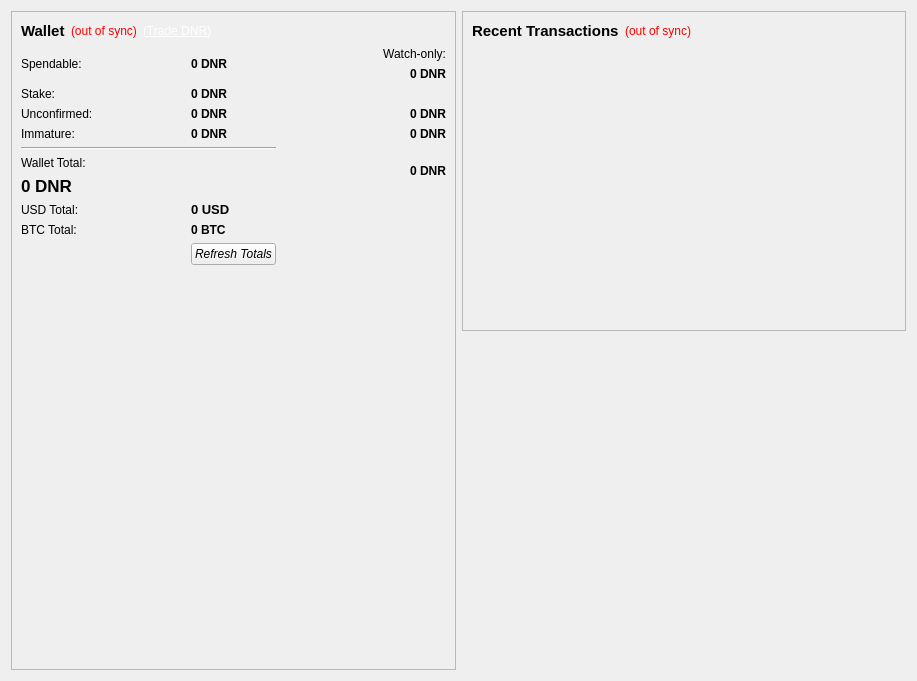
This is src/qt/forms/overviewpage.ui in metaspartan/denarius as Qt 5 draws it before an edit. The edited form follows.
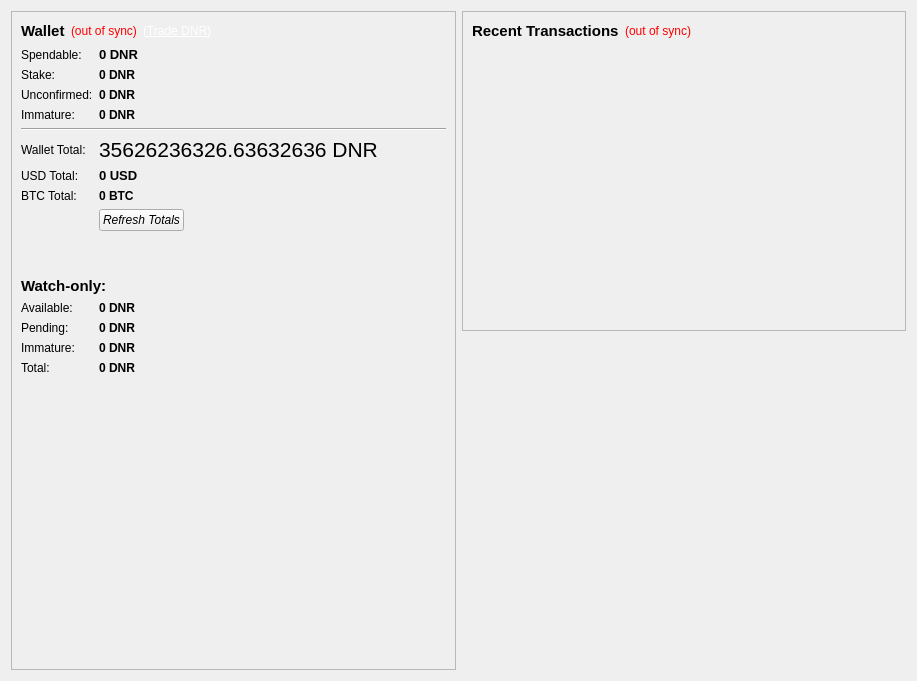
This is the edited form. Icons and pictures are not drawn.

```diff
--- a/src/qt/forms/overviewpage.ui
+++ b/src/qt/forms/overviewpage.ui
@@ -24,8 +24,21 @@
        <property name="frameShadow">
         <enum>QFrame::Raised</enum>
        </property>
-       <layout class="QVBoxLayout" name="verticalLayout_4">
-        <item>
+       <layout class="QGridLayout" name="gridLayout_2">
+        <item row="2" column="0">
+         <spacer name="verticalSpacer">
+          <property name="orientation">
+           <enum>Qt::Vertical</enum>
+          </property>
+          <property name="sizeHint" stdset="0">
+           <size>
+            <width>20</width>
+            <height>40</height>
+           </size>
+          </property>
+         </spacer>
+        </item>
+        <item row="0" column="0">
          <layout class="QHBoxLayout" name="horizontalLayout_4">
           <item>
            <widget class="QLabel" name="label_5">
@@ -85,23 +98,15 @@
           </item>
          </layout>
         </item>
-        <item>
+        <item row="1" column="0">
          <layout class="QGridLayout" name="gridLayout">
-          <property name="leftMargin">
-           <number>0</number>
-          </property>
-          <property name="rightMargin">
-           <number>0</number>
-          </property>
-          <property name="horizontalSpacing">
-           <number>6</number>
-          </property>
-          <item row="0" column="1" rowspan="2">
-           <widget class="QLabel" name="labelBalance">
+          <item row="5" column="1">
+           <widget class="QLabel" name="labelTotal">
             <property name="font">
              <font>
-              <weight>75</weight>
-              <bold>true</bold>
+              <pointsize>16</pointsize>
+              <weight>50</weight>
+              <bold>false</bold>
              </font>
             </property>
             <property name="cursor">
@@ -111,193 +116,7 @@
              <string>Your current spendable balance</string>
             </property>
             <property name="text">
-             <string notr="true">0 DNR</string>
-            </property>
-            <property name="textInteractionFlags">
-             <set>Qt::LinksAccessibleByMouse|Qt::TextSelectableByKeyboard|Qt::TextSelectableByMouse</set>
-            </property>
-           </widget>
-          </item>
-          <item row="2" column="0">
-           <widget class="QLabel" name="stakelabel">
-            <property name="text">
-             <string>Stake:</string>
-            </property>
-           </widget>
-          </item>
-          <item row="0" column="0" rowspan="2">
-           <widget class="QLabel" name="label">
-            <property name="text">
-             <string>Spendable:</string>
-            </property>
-           </widget>
-          </item>
-          <item row="1" column="2">
-           <widget class="QLabel" name="labelWatchAvailable">
-            <property name="font">
-             <font>
-              <weight>75</weight>
-              <bold>true</bold>
-             </font>
-            </property>
-            <property name="cursor">
-             <cursorShape>IBeamCursor</cursorShape>
-            </property>
-            <property name="toolTip">
-             <string>Your current balance in watch-only addresses</string>
-            </property>
-            <property name="text">
-             <string notr="true">0 DNR</string>
-            </property>
-            <property name="alignment">
-             <set>Qt::AlignRight|Qt::AlignTrailing|Qt::AlignVCenter</set>
-            </property>
-            <property name="textInteractionFlags">
-             <set>Qt::LinksAccessibleByMouse|Qt::TextSelectableByKeyboard|Qt::TextSelectableByMouse</set>
-            </property>
-           </widget>
-          </item>
-          <item row="0" column="2">
-           <widget class="QLabel" name="labelWatchonly">
-            <property name="text">
-             <string>Watch-only:</string>
-            </property>
-            <property name="alignment">
-             <set>Qt::AlignRight|Qt::AlignTrailing|Qt::AlignVCenter</set>
-            </property>
-           </widget>
-          </item>
-          <item row="3" column="0">
-           <widget class="QLabel" name="unconfirmedlabeltxt">
-            <property name="text">
-             <string>Unconfirmed:</string>
-            </property>
-           </widget>
-          </item>
-          <item row="3" column="1">
-           <widget class="QLabel" name="labelUnconfirmed">
-            <property name="font">
-             <font>
-              <weight>75</weight>
-              <bold>true</bold>
-             </font>
-            </property>
-            <property name="cursor">
-             <cursorShape>IBeamCursor</cursorShape>
-            </property>
-            <property name="toolTip">
-             <string>Total of transactions that have yet to be confirmed, and do not yet count toward the current balance</string>
-            </property>
-            <property name="text">
-             <string notr="true">0 DNR</string>
-            </property>
-            <property name="textInteractionFlags">
-             <set>Qt::LinksAccessibleByMouse|Qt::TextSelectableByKeyboard|Qt::TextSelectableByMouse</set>
-            </property>
-           </widget>
-          </item>
-          <item row="3" column="2">
-           <widget class="QLabel" name="labelWatchPending">
-            <property name="font">
-             <font>
-              <weight>75</weight>
-              <bold>true</bold>
-             </font>
-            </property>
-            <property name="cursor">
-             <cursorShape>IBeamCursor</cursorShape>
-            </property>
-            <property name="toolTip">
-             <string>Unconfirmed transactions to watch-only addresses</string>
-            </property>
-            <property name="text">
-             <string notr="true">0 DNR</string>
-            </property>
-            <property name="alignment">
-             <set>Qt::AlignRight|Qt::AlignTrailing|Qt::AlignVCenter</set>
-            </property>
-            <property name="textInteractionFlags">
-             <set>Qt::LinksAccessibleByMouse|Qt::TextSelectableByKeyboard|Qt::TextSelectableByMouse</set>
-            </property>
-           </widget>
-          </item>
-          <item row="4" column="0">
-           <widget class="QLabel" name="labelImmatureText">
-            <property name="text">
-             <string>Immature:</string>
-            </property>
-           </widget>
-          </item>
-          <item row="4" column="1">
-           <widget class="QLabel" name="labelImmature">
-            <property name="font">
-             <font>
-              <weight>75</weight>
-              <bold>true</bold>
-             </font>
-            </property>
-            <property name="toolTip">
-             <string>Mined balance that has not yet matured</string>
-            </property>
-            <property name="text">
-             <string notr="true">0 DNR</string>
-            </property>
-            <property name="textInteractionFlags">
-             <set>Qt::LinksAccessibleByMouse|Qt::TextSelectableByKeyboard|Qt::TextSelectableByMouse</set>
-            </property>
-           </widget>
-          </item>
-          <item row="4" column="2">
-           <widget class="QLabel" name="labelWatchImmature">
-            <property name="font">
-             <font>
-              <weight>75</weight>
-              <bold>true</bold>
-             </font>
-            </property>
-            <property name="cursor">
-             <cursorShape>IBeamCursor</cursorShape>
-            </property>
-            <property name="toolTip">
-             <string>Mined balance in watch-only addresses that has not yet matured</string>
-            </property>
-            <property name="text">
-             <string notr="true">0 DNR</string>
-            </property>
-            <property name="alignment">
-             <set>Qt::AlignRight|Qt::AlignTrailing|Qt::AlignVCenter</set>
-            </property>
-            <property name="textInteractionFlags">
-             <set>Qt::LinksAccessibleByMouse|Qt::TextSelectableByKeyboard|Qt::TextSelectableByMouse</set>
-            </property>
-           </widget>
-          </item>
-          <item row="5" column="0" colspan="2">
-           <widget class="Line" name="line">
-            <property name="orientation">
-             <enum>Qt::Horizontal</enum>
-            </property>
-           </widget>
-          </item>
-          <item row="5" column="2" rowspan="3">
-           <widget class="QLabel" name="labelWatchTotal">
-            <property name="font">
-             <font>
-              <weight>75</weight>
-              <bold>true</bold>
-             </font>
-            </property>
-            <property name="cursor">
-             <cursorShape>IBeamCursor</cursorShape>
-            </property>
-            <property name="toolTip">
-             <string>Current total balance in watch-only addresses</string>
-            </property>
-            <property name="text">
-             <string notr="true">0 DNR</string>
-            </property>
-            <property name="alignment">
-             <set>Qt::AlignRight|Qt::AlignTrailing|Qt::AlignVCenter</set>
+             <string notr="true">35626236326.63632636 DNR</string>
             </property>
             <property name="textInteractionFlags">
              <set>Qt::LinksAccessibleByMouse|Qt::TextSelectableByKeyboard|Qt::TextSelectableByMouse</set>
@@ -305,43 +124,13 @@
            </widget>
           </item>
           <item row="8" column="0">
-           <widget class="QLabel" name="usdtotal">
-            <property name="text">
-             <string>USD Total:</string>
-            </property>
-           </widget>
-          </item>
-          <item row="8" column="1">
-           <widget class="QLabel" name="labelUSDTotal">
-            <property name="font">
-             <font>
-              <pointsize>10</pointsize>
-              <weight>75</weight>
-              <bold>true</bold>
-             </font>
-            </property>
-            <property name="cursor">
-             <cursorShape>IBeamCursor</cursorShape>
-            </property>
-            <property name="toolTip">
-             <string>Your current total balance estimated in USD, Rate is not updated often</string>
-            </property>
-            <property name="text">
-             <string>0 USD</string>
-            </property>
-            <property name="textInteractionFlags">
-             <set>Qt::LinksAccessibleByMouse|Qt::TextSelectableByKeyboard|Qt::TextSelectableByMouse</set>
-            </property>
-           </widget>
-          </item>
-          <item row="9" column="0">
            <widget class="QLabel" name="btctotal">
             <property name="text">
              <string>BTC Total:</string>
             </property>
            </widget>
           </item>
-          <item row="9" column="1">
+          <item row="8" column="1" colspan="2">
            <widget class="QLabel" name="labelBTCTotal">
             <property name="font">
              <font>
@@ -363,7 +152,53 @@
             </property>
            </widget>
           </item>
-          <item row="10" column="1">
+          <item row="0" column="1" colspan="2">
+           <widget class="QLabel" name="labelBalance">
+            <property name="font">
+             <font>
+              <pointsize>10</pointsize>
+              <weight>75</weight>
+              <bold>true</bold>
+             </font>
+            </property>
+            <property name="cursor">
+             <cursorShape>IBeamCursor</cursorShape>
+            </property>
+            <property name="toolTip">
+             <string>Your current spendable balance</string>
+            </property>
+            <property name="text">
+             <string notr="true">0 DNR</string>
+            </property>
+            <property name="textInteractionFlags">
+             <set>Qt::LinksAccessibleByMouse|Qt::TextSelectableByKeyboard|Qt::TextSelectableByMouse</set>
+            </property>
+           </widget>
+          </item>
+          <item row="7" column="1" colspan="2">
+           <widget class="QLabel" name="labelUSDTotal">
+            <property name="font">
+             <font>
+              <pointsize>10</pointsize>
+              <weight>75</weight>
+              <bold>true</bold>
+             </font>
+            </property>
+            <property name="cursor">
+             <cursorShape>IBeamCursor</cursorShape>
+            </property>
+            <property name="toolTip">
+             <string>Your current total balance estimated in USD, Rate is not updated often</string>
+            </property>
+            <property name="text">
+             <string>0 USD</string>
+            </property>
+            <property name="textInteractionFlags">
+             <set>Qt::LinksAccessibleByMouse|Qt::TextSelectableByKeyboard|Qt::TextSelectableByMouse</set>
+            </property>
+           </widget>
+          </item>
+          <item row="9" column="1" colspan="2">
            <widget class="QPushButton" name="refreshButton">
             <property name="sizePolicy">
              <sizepolicy hsizetype="Fixed" vsizetype="Fixed">
@@ -406,7 +241,7 @@
             </property>
            </widget>
           </item>
-          <item row="2" column="1">
+          <item row="1" column="1" colspan="2">
            <widget class="QLabel" name="labelStake">
             <property name="font">
              <font>
@@ -428,51 +263,259 @@
             </property>
            </widget>
           </item>
-          <item row="7" column="0">
-           <widget class="QLabel" name="labelTotal">
-            <property name="font">
-             <font>
-              <pointsize>13</pointsize>
-              <weight>75</weight>
-              <bold>true</bold>
-             </font>
-            </property>
-            <property name="cursor">
-             <cursorShape>IBeamCursor</cursorShape>
-            </property>
-            <property name="toolTip">
-             <string>Your current total balance</string>
-            </property>
+          <item row="2" column="0">
+           <widget class="QLabel" name="unconfirmedlabeltxt">
             <property name="text">
-             <string notr="true">0 DNR</string>
-            </property>
-            <property name="textInteractionFlags">
-             <set>Qt::LinksAccessibleByMouse|Qt::TextSelectableByKeyboard|Qt::TextSelectableByMouse</set>
+             <string>Unconfirmed:</string>
             </property>
            </widget>
           </item>
-          <item row="6" column="0">
+          <item row="5" column="0">
            <widget class="QLabel" name="labelTotalText">
             <property name="text">
              <string>Wallet Total:</string>
             </property>
            </widget>
           </item>
+          <item row="3" column="0">
+           <widget class="QLabel" name="labelImmatureText">
+            <property name="text">
+             <string>Immature:</string>
+            </property>
+           </widget>
+          </item>
+          <item row="7" column="0">
+           <widget class="QLabel" name="usdtotal">
+            <property name="text">
+             <string>USD Total:</string>
+            </property>
+           </widget>
+          </item>
+          <item row="12" column="0" colspan="2">
+           <widget class="QLabel" name="labelWatchonly">
+            <property name="font">
+             <font>
+              <pointsize>11</pointsize>
+              <weight>75</weight>
+              <bold>true</bold>
+             </font>
+            </property>
+            <property name="text">
+             <string>Watch-only:</string>
+            </property>
+            <property name="alignment">
+             <set>Qt::AlignLeading|Qt::AlignLeft|Qt::AlignVCenter</set>
+            </property>
+           </widget>
+          </item>
+          <item row="0" column="0">
+           <widget class="QLabel" name="label">
+            <property name="text">
+             <string>Spendable:</string>
+            </property>
+           </widget>
+          </item>
+          <item row="2" column="1" colspan="2">
+           <widget class="QLabel" name="labelUnconfirmed">
+            <property name="font">
+             <font>
+              <weight>75</weight>
+              <bold>true</bold>
+             </font>
+            </property>
+            <property name="cursor">
+             <cursorShape>IBeamCursor</cursorShape>
+            </property>
+            <property name="toolTip">
+             <string>Total of transactions that have yet to be confirmed, and do not yet count toward the current balance</string>
+            </property>
+            <property name="text">
+             <string notr="true">0 DNR</string>
+            </property>
+            <property name="textInteractionFlags">
+             <set>Qt::LinksAccessibleByMouse|Qt::TextSelectableByKeyboard|Qt::TextSelectableByMouse</set>
+            </property>
+           </widget>
+          </item>
+          <item row="13" column="0">
+           <widget class="QLabel" name="watch1">
+            <property name="text">
+             <string>Available:</string>
+            </property>
+           </widget>
+          </item>
+          <item row="1" column="0">
+           <widget class="QLabel" name="stakelabel">
+            <property name="text">
+             <string>Stake:</string>
+            </property>
+           </widget>
+          </item>
+          <item row="3" column="1" colspan="2">
+           <widget class="QLabel" name="labelImmature">
+            <property name="font">
+             <font>
+              <weight>75</weight>
+              <bold>true</bold>
+             </font>
+            </property>
+            <property name="toolTip">
+             <string>Mined balance that has not yet matured</string>
+            </property>
+            <property name="text">
+             <string notr="true">0 DNR</string>
+            </property>
+            <property name="textInteractionFlags">
+             <set>Qt::LinksAccessibleByMouse|Qt::TextSelectableByKeyboard|Qt::TextSelectableByMouse</set>
+            </property>
+           </widget>
+          </item>
+          <item row="4" column="0" colspan="3">
+           <widget class="Line" name="line">
+            <property name="orientation">
+             <enum>Qt::Horizontal</enum>
+            </property>
+           </widget>
+          </item>
+          <item row="16" column="0">
+           <widget class="QLabel" name="watch4">
+            <property name="text">
+             <string>Total:</string>
+            </property>
+           </widget>
+          </item>
+          <item row="15" column="0">
+           <widget class="QLabel" name="watch3">
+            <property name="text">
+             <string>Immature:</string>
+            </property>
+           </widget>
+          </item>
+          <item row="14" column="0">
+           <widget class="QLabel" name="watch2">
+            <property name="text">
+             <string>Pending:</string>
+            </property>
+           </widget>
+          </item>
+          <item row="16" column="1">
+           <widget class="QLabel" name="labelWatchTotal">
+            <property name="font">
+             <font>
+              <weight>75</weight>
+              <bold>true</bold>
+             </font>
+            </property>
+            <property name="cursor">
+             <cursorShape>IBeamCursor</cursorShape>
+            </property>
+            <property name="toolTip">
+             <string>Current total balance in watch-only addresses</string>
+            </property>
+            <property name="text">
+             <string notr="true">0 DNR</string>
+            </property>
+            <property name="alignment">
+             <set>Qt::AlignLeading|Qt::AlignLeft|Qt::AlignVCenter</set>
+            </property>
+            <property name="textInteractionFlags">
+             <set>Qt::LinksAccessibleByMouse|Qt::TextSelectableByKeyboard|Qt::TextSelectableByMouse</set>
+            </property>
+           </widget>
+          </item>
+          <item row="13" column="1">
+           <widget class="QLabel" name="labelWatchAvailable">
+            <property name="font">
+             <font>
+              <weight>75</weight>
+              <bold>true</bold>
+             </font>
+            </property>
+            <property name="cursor">
+             <cursorShape>IBeamCursor</cursorShape>
+            </property>
+            <property name="toolTip">
+             <string>Your current balance in watch-only addresses</string>
+            </property>
+            <property name="text">
+             <string notr="true">0 DNR</string>
+            </property>
+            <property name="alignment">
+             <set>Qt::AlignLeading|Qt::AlignLeft|Qt::AlignVCenter</set>
+            </property>
+            <property name="textInteractionFlags">
+             <set>Qt::LinksAccessibleByMouse|Qt::TextSelectableByKeyboard|Qt::TextSelectableByMouse</set>
+            </property>
+           </widget>
+          </item>
+          <item row="14" column="1">
+           <widget class="QLabel" name="labelWatchPending">
+            <property name="font">
+             <font>
+              <weight>75</weight>
+              <bold>true</bold>
+             </font>
+            </property>
+            <property name="cursor">
+             <cursorShape>IBeamCursor</cursorShape>
+            </property>
+            <property name="toolTip">
+             <string>Unconfirmed transactions to watch-only addresses</string>
+            </property>
+            <property name="text">
+             <string notr="true">0 DNR</string>
+            </property>
+            <property name="alignment">
+             <set>Qt::AlignLeading|Qt::AlignLeft|Qt::AlignVCenter</set>
+            </property>
+            <property name="textInteractionFlags">
+             <set>Qt::LinksAccessibleByMouse|Qt::TextSelectableByKeyboard|Qt::TextSelectableByMouse</set>
+            </property>
+           </widget>
+          </item>
+          <item row="15" column="1">
+           <widget class="QLabel" name="labelWatchImmature">
+            <property name="font">
+             <font>
+              <weight>75</weight>
+              <bold>true</bold>
+             </font>
+            </property>
+            <property name="cursor">
+             <cursorShape>IBeamCursor</cursorShape>
+            </property>
+            <property name="toolTip">
+             <string>Mined balance in watch-only addresses that has not yet matured</string>
+            </property>
+            <property name="text">
+             <string notr="true">0 DNR</string>
+            </property>
+            <property name="alignment">
+             <set>Qt::AlignLeading|Qt::AlignLeft|Qt::AlignVCenter</set>
+            </property>
+            <property name="textInteractionFlags">
+             <set>Qt::LinksAccessibleByMouse|Qt::TextSelectableByKeyboard|Qt::TextSelectableByMouse</set>
+            </property>
+           </widget>
+          </item>
+          <item row="11" column="0">
+           <spacer name="verticalSpacer_3">
+            <property name="orientation">
+             <enum>Qt::Vertical</enum>
+            </property>
+            <property name="sizeType">
+             <enum>QSizePolicy::Fixed</enum>
+            </property>
+            <property name="sizeHint" stdset="0">
+             <size>
+              <width>20</width>
+              <height>40</height>
+             </size>
+            </property>
+           </spacer>
+          </item>
          </layout>
         </item>
-        <item>
-         <spacer name="verticalSpacer">
-          <property name="orientation">
-           <enum>Qt::Vertical</enum>
-          </property>
-          <property name="sizeHint" stdset="0">
-           <size>
-            <width>20</width>
-            <height>40</height>
-           </size>
-          </property>
-         </spacer>
-        </item>
        </layout>
       </widget>
      </item>
```
Left out of the diff: 2 changed lines with no effect on the pictures.
